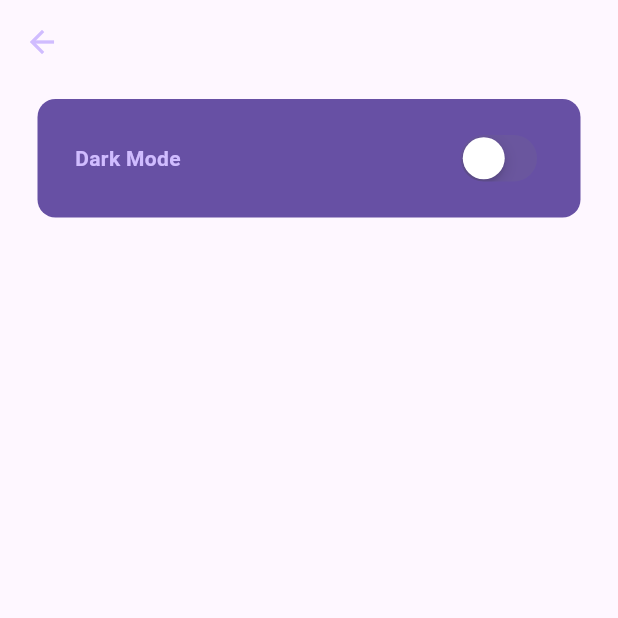
After one commit to hamzeedev/flutter_isar, a Flutter app: the SettingPage screen opened directly, on a phone screen of 412 x 824 dp, the top half of it. The commit adds this screen. Run offline on Flutter 3.47's test engine with Material 3 defaults, Android fonts, the phone set to English and light mode, and no system bars; our stand-ins replace google_fonts, isar, popover; accounts and stored records are empty; generated files the repository leaves out were written again.

Commit message:
all done

```diff
--- /dev/null
+++ b/lib/pages/setting_page.dart
@@ -0,0 +1,48 @@
+import 'package:flutter/cupertino.dart';
+import 'package:flutter/material.dart';
+import 'package:flutter_isar/theme/theme_provider.dart';
+import 'package:provider/provider.dart';
+
+class SettingPage extends StatelessWidget {
+  const SettingPage({super.key});
+
+  @override
+  Widget build(BuildContext context) {
+    return  Scaffold(
+      backgroundColor: Theme.of(context).colorScheme.surface,
+      appBar: AppBar(
+        elevation: 0,
+        backgroundColor: Colors.transparent,
+        foregroundColor: Theme.of(context).colorScheme.inversePrimary,
+      ),
+      body: Container(
+        decoration: BoxDecoration(
+          color: Theme.of(context).colorScheme.primary,
+          borderRadius: BorderRadius.circular(12),
+        ),
+        padding: const EdgeInsets.symmetric(vertical: 20, horizontal: 25),
+        margin: const EdgeInsets.only(left: 25, right: 25, top: 10),
+        child: Row(
+          mainAxisAlignment: MainAxisAlignment.spaceBetween,
+          children: [
+             Text(
+              'Dark Mode',
+              style: TextStyle(
+                fontWeight: FontWeight.bold,
+                color: Theme.of(context).colorScheme.inversePrimary
+              ),
+              ),
+
+            CupertinoSwitch(
+              value:
+                  Provider.of<ThemeProvider>(context, listen: true).isDarkMode,
+              onChanged: (value)=>
+                  Provider.of<ThemeProvider>(context, listen: false).
+                  toggleTheme(),
+              )
+          ],
+        ),
+      ),
+    );
+  }
+}
--- a/pubspec.yaml
+++ b/pubspec.yaml
@@ -41,6 +41,7 @@ dependencies:
   provider: ^6.1.2
   json_serializable: ^6.8.0
   google_fonts: ^6.2.1
+  popover: ^0.3.0+1
 
 dev_dependencies:
   analyzer: ^5.13.0
```
Also changed, not shown: lib/components/drawer.dart (+12 -5 lines), lib/components/note_setting.dart (added, +54 -0 lines), lib/components/note_tile.dart (added, +41 -0 lines), lib/pages/notes_page.dart (+12 -18 lines), pubspec.lock, 3 other files.
